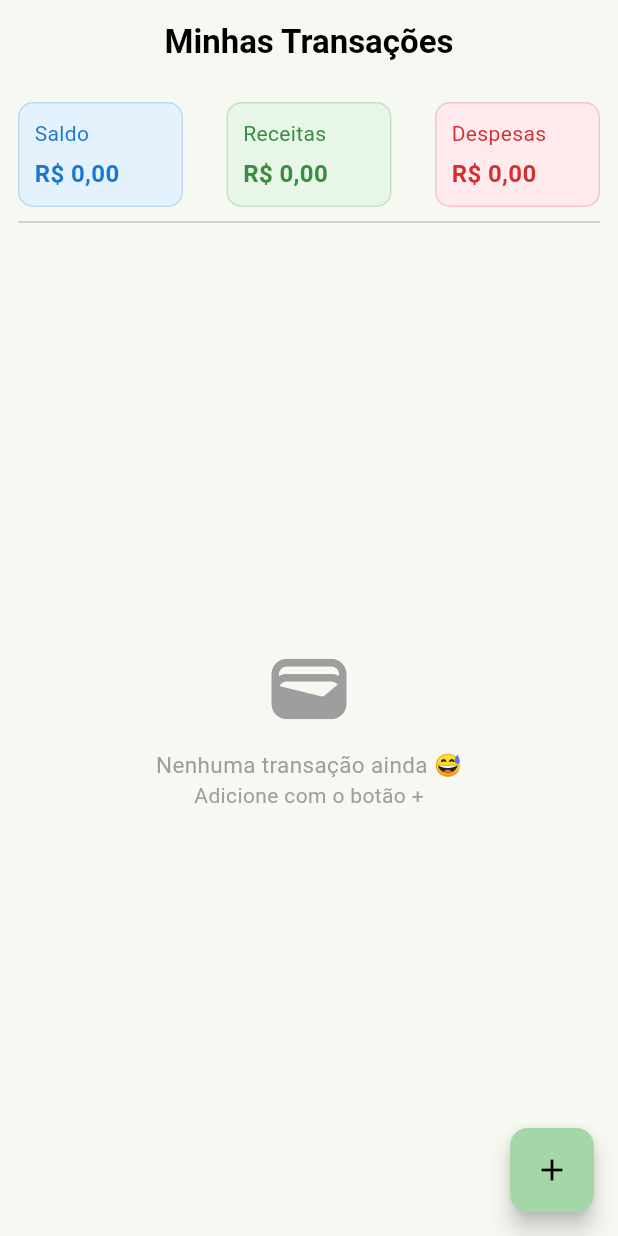
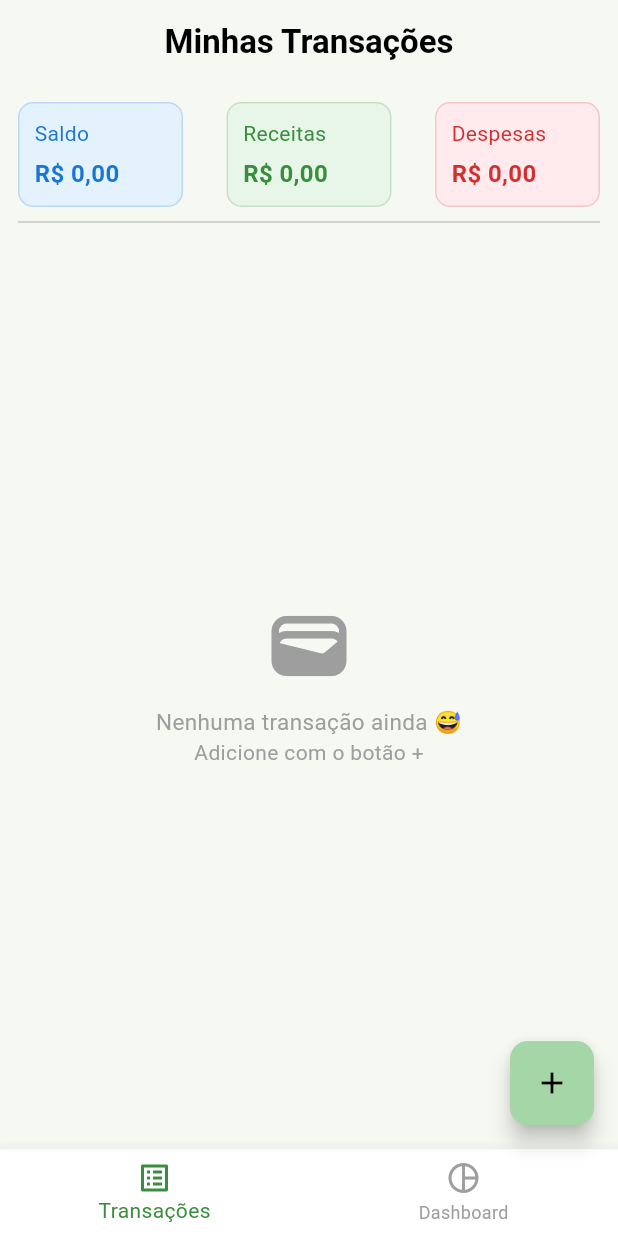
Before and after one commit to BernardoCorral/app-financas-flutter, a Flutter app: the screen it shows after launch, on a phone screen of 412 x 824 dp. Run offline on Flutter 3.47's test engine with Material 3 defaults, Android fonts, the phone set to English and light mode, and no system bars; our stand-ins replace fl_chart, sqflite; accounts and stored records are empty.

Commit message:
Dashboard

```diff
--- a/lib/main.dart
+++ b/lib/main.dart
@@ -4,6 +4,7 @@ import 'package:provider/provider.dart';
 import 'providers/transaction_provider.dart';
 import 'screens/transactions/transactions_list_screen.dart';
 import 'screens/transactions/transaction_form_screen.dart';
+import 'screens/dashboard/dashboard_screen.dart';
 
 void main() {
   runApp(
@@ -42,18 +43,78 @@ class MyApp extends StatelessWidget {
           ),
         ),
       ),
-
-      // rota inicial
       initialRoute: '/',
-
-      // registrando TODAS as rotas nomeadas usadas no app
       routes: {
-        '/': (context) => const TransactionsListScreen(),
+        '/': (context) => const HomeScreen(),
         '/transaction-form': (context) => const TransactionFormScreen(),
-        // mais pra frente:
-        // '/dashboard': (_) => const DashboardScreen(),
-        // '/settings': (_) => const SettingsScreen(),
       },
     );
   }
 }
+
+class HomeScreen extends StatefulWidget {
+  const HomeScreen({super.key});
+
+  @override
+  State<HomeScreen> createState() => _HomeScreenState();
+}
+
+class _HomeScreenState extends State<HomeScreen> {
+  int _selectedIndex = 0;
+
+  static const List<Widget> _screens = <Widget>[
+    TransactionsListScreen(),
+    DashboardScreen(),
+  ];
+
+  static const List<String> _titles = <String>[
+    'Minhas Transações',
+    'Dashboard',
+  ];
+
+  void _onItemTapped(int index) {
+    setState(() {
+      _selectedIndex = index;
+    });
+  }
+
+  @override
+  Widget build(BuildContext context) {
+    return Scaffold(
+      appBar: AppBar(
+        title: Text(
+          _titles.elementAt(_selectedIndex),
+          style: const TextStyle(fontWeight: FontWeight.bold),
+        ),
+      ),
+      body: _screens.elementAt(_selectedIndex),
+      bottomNavigationBar: BottomNavigationBar(
+        currentIndex: _selectedIndex,
+        onTap: _onItemTapped,
+        items: const <BottomNavigationBarItem>[
+          BottomNavigationBarItem(
+            icon: Icon(Icons.list_alt),
+            label: 'Transações',
+          ),
+          BottomNavigationBarItem(
+            icon: Icon(Icons.pie_chart_outline),
+            label: 'Dashboard',
+          ),
+        ],
+        selectedItemColor: Colors.green.shade700,
+        unselectedItemColor: Colors.grey,
+        backgroundColor: Colors.white,
+        elevation: 8,
+      ),
+      floatingActionButton: _selectedIndex == 0
+          ? FloatingActionButton(
+              backgroundColor: Colors.green.shade200,
+              child: const Icon(Icons.add, color: Colors.black),
+              onPressed: () {
+                Navigator.pushNamed(context, '/transaction-form');
+              },
+            )
+          : null,
+    );
+  }
+}
--- a/lib/screens/transactions/transactions_list_screen.dart
+++ b/lib/screens/transactions/transactions_list_screen.dart
@@ -15,22 +15,11 @@ class TransactionsListScreen extends StatelessWidget {
     final receitas = provider.totalIncome;
     final despesas = provider.totalExpense;
 
-    return Scaffold(
-      backgroundColor: const Color(0xFFF6F8F2),
-      appBar: AppBar(
-        title: const Text(
-          'Minhas Transações',
-          style: TextStyle(fontWeight: FontWeight.bold),
-        ),
-        backgroundColor: Colors.transparent,
-        elevation: 0,
-        centerTitle: true,
-      ),
-      body: Padding(
+
+    return Padding(
       padding: const EdgeInsets.all(12),
       child: Column(
         children: [
-            // --- CARDS DE SALDO / RECEITAS / DESPESAS ---
           Row(
             mainAxisAlignment: MainAxisAlignment.spaceBetween,
             children: [
@@ -56,7 +45,6 @@ class TransactionsListScreen extends StatelessWidget {
           ),
           const Divider(height: 20),
 
-            // --- LISTA DE TRANSAÇÕES ---
           Expanded(
             child: transacoes.isEmpty
                 ? const Center(
@@ -107,7 +95,6 @@ class TransactionsListScreen extends StatelessWidget {
                         child: TransactionTile(
                           tx: tx,
                           onEdit: () {
-                              // próxima etapa: abrir edição
                           },
                         ),
                       );
@@ -116,19 +103,10 @@ class TransactionsListScreen extends StatelessWidget {
           ),
         ],
       ),
-      ),
-      floatingActionButton: FloatingActionButton(
-        backgroundColor: Colors.green.shade200,
-        child: const Icon(Icons.add, color: Colors.black),
-        onPressed: () {
-          Navigator.pushNamed(context, '/transaction-form');
-        },
-      ),
     );
   }
 }
 
-// --- COMPONENTE DE CARD RESUMO ---
 class _ResumoCard extends StatelessWidget {
   final String titulo;
   final double valor;
```
Also changed, not shown: lib/screens/dashboard/dashboard_screen.dart (added, +214 -0 lines). Lines whose indentation alone changed are shown as unchanged.
